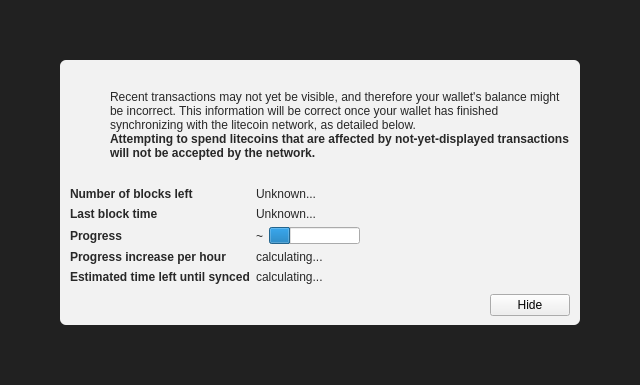
rishabhworking/pahadicoin, file src/qt/forms/modaloverlay.ui: the form before one commit.
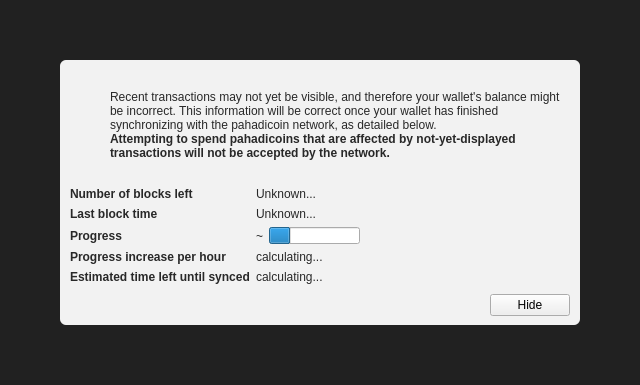
The form after the commit. Icons and pictures are not drawn. Custom widgets are drawn as their Qt base class.

What changed in the file:
```diff
--- a/src/qt/forms/modaloverlay.ui
+++ b/src/qt/forms/modaloverlay.ui
@@ -130,7 +130,7 @@
              <item>
               <widget class="QLabel" name="infoText">
                <property name="text">
-                <string>Recent transactions may not yet be visible, and therefore your wallet's balance might be incorrect. This information will be correct once your wallet has finished synchronizing with the litecoin network, as detailed below.</string>
+                <string>Recent transactions may not yet be visible, and therefore your wallet's balance might be incorrect. This information will be correct once your wallet has finished synchronizing with the pahadicoin network, as detailed below.</string>
                </property>
                <property name="textFormat">
                 <enum>Qt::RichText</enum>
@@ -149,7 +149,7 @@
                 </font>
                </property>
                <property name="text">
-                <string>Attempting to spend litecoins that are affected by not-yet-displayed transactions will not be accepted by the network.</string>
+                <string>Attempting to spend pahadicoins that are affected by not-yet-displayed transactions will not be accepted by the network.</string>
                </property>
                <property name="textFormat">
                 <enum>Qt::RichText</enum>
```
